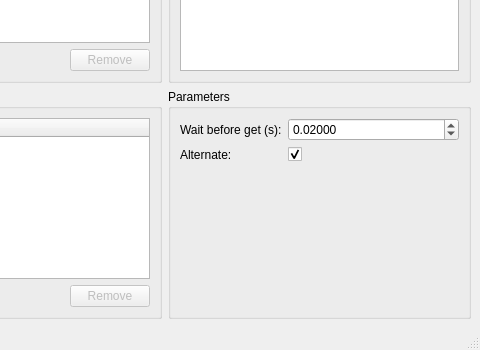
This is ui/MainWindow.ui in AlexisMrl/HegelLab as Qt 5 draws it before an edit; both pictures show x 458 to 938 and y 184 to 534 of the 938 by 534 pixel window. The edited form follows.
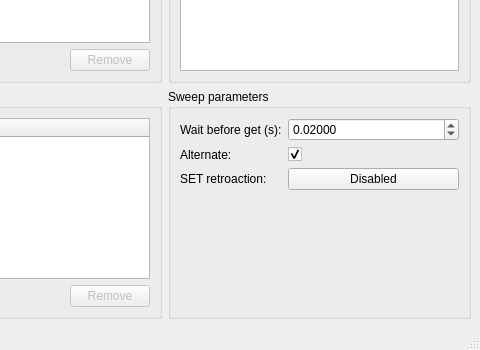
This is the edited form. Icons and pictures are not drawn. Custom widgets are drawn as their Qt base class.

Commit message: [Ftr] Retroaction loop

The edit to the form file:
```diff
--- a/ui/MainWindow.ui
+++ b/ui/MainWindow.ui
@@ -178,7 +178,7 @@
     <item row="1" column="3">
      <widget class="QGroupBox" name="gb_param">
       <property name="title">
-       <string>Parameters</string>
+       <string>Sweep parameters</string>
       </property>
       <layout class="QFormLayout" name="formLayout">
        <item row="0" column="0">
@@ -215,6 +215,20 @@
          </property>
         </widget>
        </item>
+       <item row="2" column="0">
+        <widget class="QLabel" name="label_6">
+         <property name="text">
+          <string>SET retroaction:</string>
+         </property>
+        </widget>
+       </item>
+       <item row="2" column="1">
+        <widget class="QPushButton" name="pb_retroaction">
+         <property name="text">
+          <string>Disabled</string>
+         </property>
+        </widget>
+       </item>
       </layout>
      </widget>
     </item>
```
Left out of the diff: 2 changed lines with no effect on the pictures. The commit also changes 5 other files.
